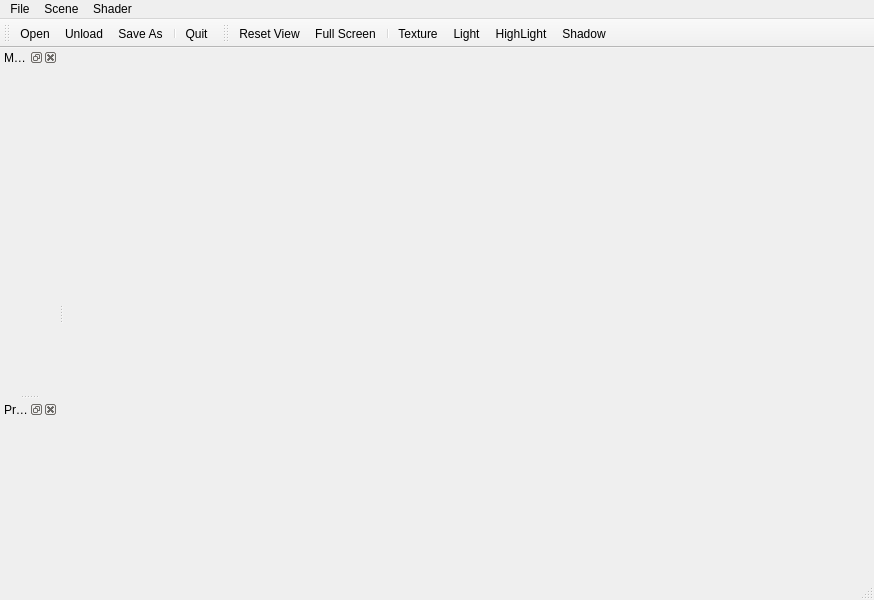
Qt form ui/MainWindow.ui (lemonrong/osg3DViewer) before a commit.
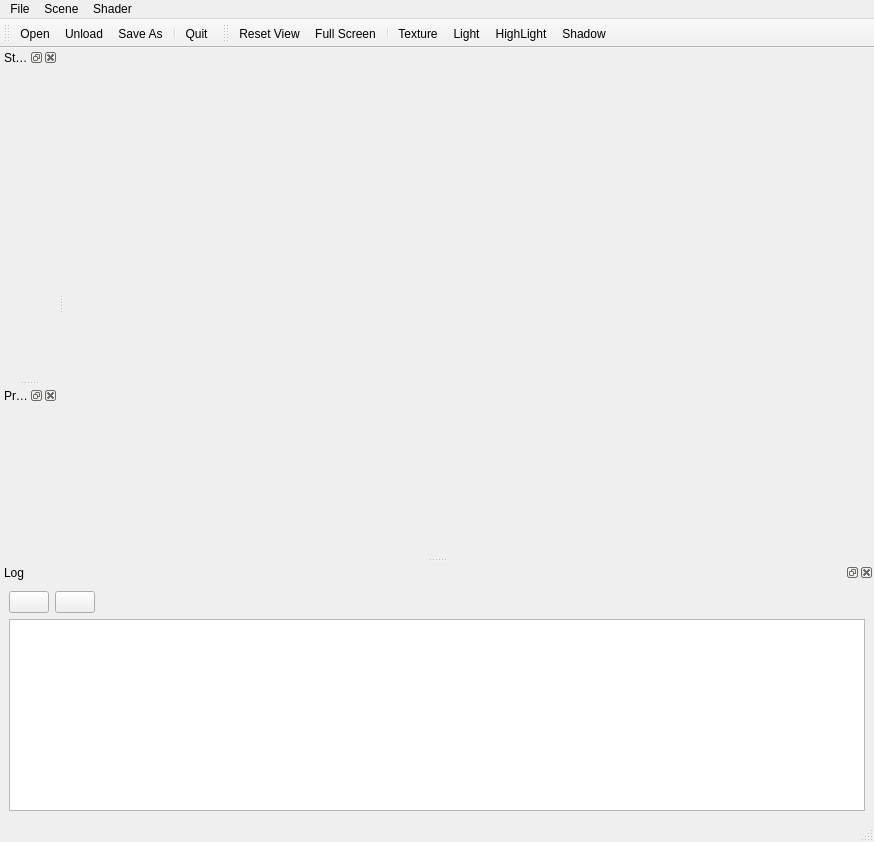
The same form after that commit. Icons and pictures are not drawn.

Commit message: Code cleaned up. Add Log dialog and model search box.

The edit to the form file:
```diff
--- a/ui/MainWindow.ui
+++ b/ui/MainWindow.ui
@@ -11,7 +11,7 @@
     <x>0</x>
     <y>0</y>
     <width>874</width>
-    <height>600</height>
+    <height>842</height>
    </rect>
   </property>
   <property name="acceptDrops">
@@ -89,7 +89,7 @@
   </widget>
   <widget class="QDockWidget" name="dockWidget_Model">
    <property name="windowTitle">
-    <string>Model Structure</string>
+    <string>Structure</string>
    </property>
    <attribute name="dockWidgetArea">
     <number>1</number>
@@ -125,6 +125,74 @@
    <addaction name="actionHighLight"/>
    <addaction name="actionShadow"/>
   </widget>
+  <widget class="QDockWidget" name="logDock">
+   <property name="toolTip">
+    <string>Log</string>
+   </property>
+   <property name="statusTip">
+    <string>Log</string>
+   </property>
+   <property name="whatsThis">
+    <string>Log</string>
+   </property>
+   <property name="accessibleName">
+    <string>Log</string>
+   </property>
+   <property name="accessibleDescription">
+    <string>Log</string>
+   </property>
+   <property name="floating">
+    <bool>false</bool>
+   </property>
+   <property name="windowTitle">
+    <string>Log</string>
+   </property>
+   <attribute name="dockWidgetArea">
+    <number>8</number>
+   </attribute>
+   <widget class="QWidget" name="dockWidgetContents_3">
+    <layout class="QGridLayout" name="gridLayout_2">
+     <item row="0" column="0">
+      <widget class="QPushButton" name="pushButtonClearLog">
+       <property name="text">
+        <string/>
+       </property>
+       <property name="icon">
+        <iconset resource="../res/osg3DViewer.qrc">
+         <normaloff>:/osg3DViewer/delete.png</normaloff>:/osg3DViewer/delete.png</iconset>
+       </property>
+      </widget>
+     </item>
+     <item row="0" column="2">
+      <spacer name="horizontalSpacer">
+       <property name="orientation">
+        <enum>Qt::Horizontal</enum>
+       </property>
+       <property name="sizeHint" stdset="0">
+        <size>
+         <width>619</width>
+         <height>20</height>
+        </size>
+       </property>
+      </spacer>
+     </item>
+     <item row="1" column="0" colspan="3">
+      <widget class="QTextBrowser" name="textBrowserLog"/>
+     </item>
+     <item row="0" column="1">
+      <widget class="QPushButton" name="pushButtonSaveLog">
+       <property name="text">
+        <string/>
+       </property>
+       <property name="icon">
+        <iconset resource="../res/osg3DViewer.qrc">
+         <normaloff>:/osg3DViewer/icon_save.png</normaloff>:/osg3DViewer/icon_save.png</iconset>
+       </property>
+      </widget>
+     </item>
+    </layout>
+   </widget>
+  </widget>
   <action name="actionOpen">
    <property name="icon">
     <iconset>
```
Left out of the diff: 21 changed lines with no effect on the pictures. The commit also changes 40 other files.
